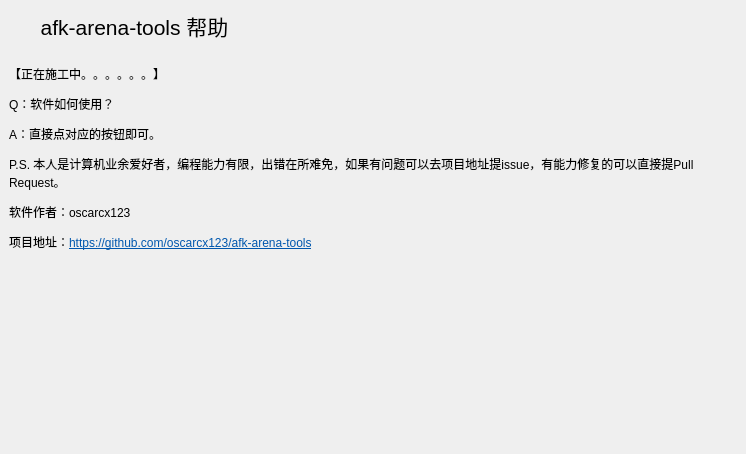
Old version of the form help_gui.ui in the repository oscarcx123/afk-arena-tools.
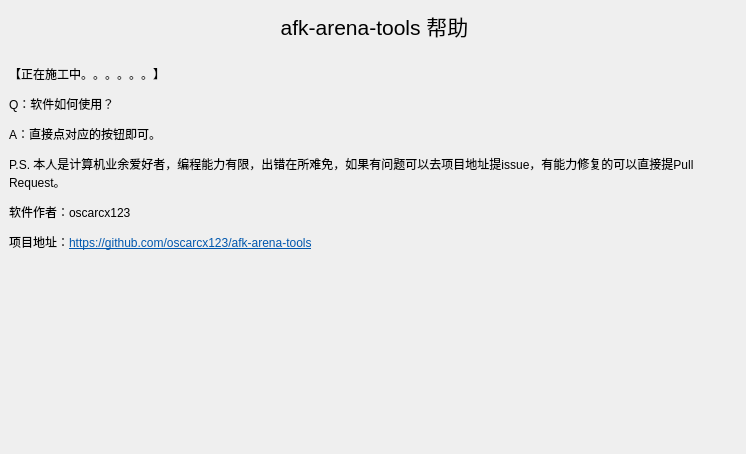
New version of the form.

```diff
--- a/help_gui.ui
+++ b/help_gui.ui
@@ -18,7 +18,7 @@
     <rect>
      <x>9</x>
      <y>9</y>
-     <width>251</width>
+     <width>731</width>
      <height>33</height>
     </rect>
    </property>
```
